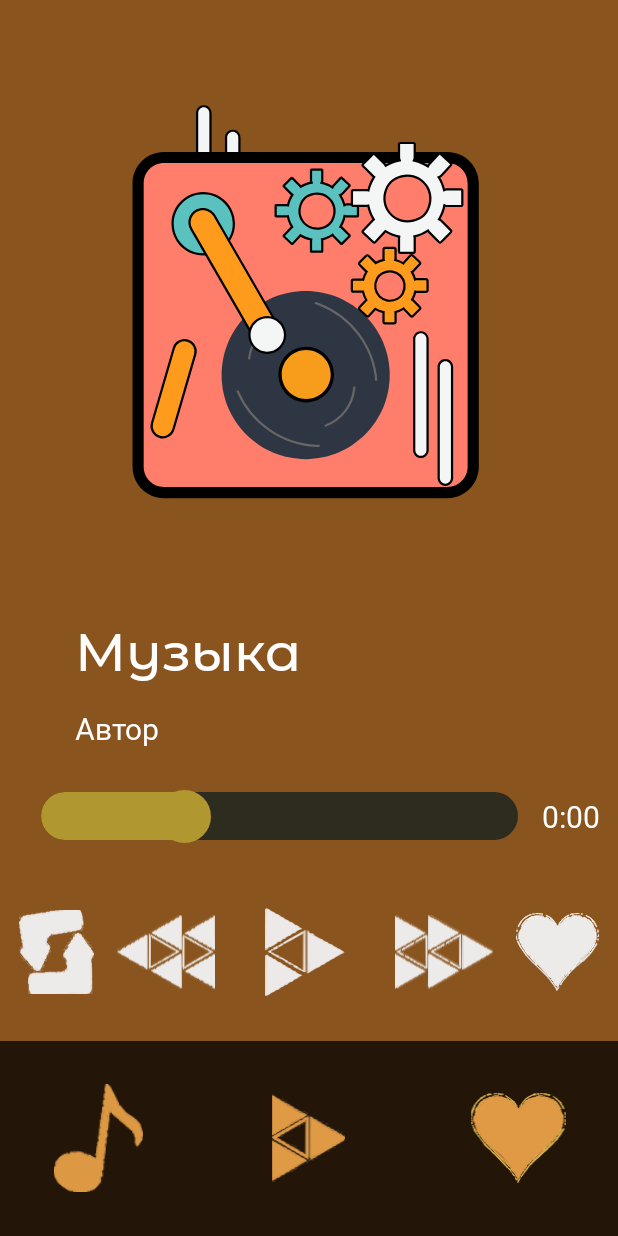
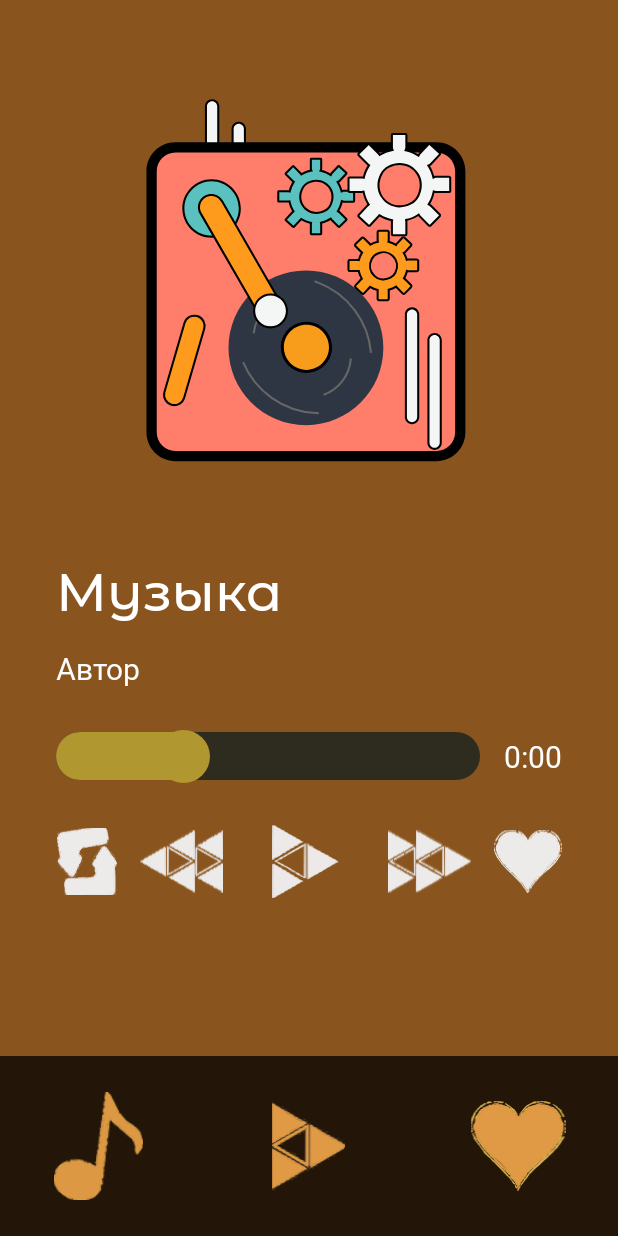
Before and after one commit to MaximLeonov821/Music_Player, an Android app: the screen it shows after launch (MainActivity), after a tap on "Музыка", on a phone screen of 412 x 824 dp. Run offline under Robolectric (Android 15) with nearby library versions, the phone set to English and light mode, and no system bars.

Commit message:
слайдер и счетчик проигрывания музыки добавлены в LinearLayout к музыке и автору; в MainActivity добавлено скрытие и показ нижней панели на телефоне для разных версий андроида

```diff
--- a/app/src/main/java/com/example/futurepast/MainActivity.kt
+++ b/app/src/main/java/com/example/futurepast/MainActivity.kt
@@ -5,6 +5,8 @@ import androidx.appcompat.app.AlertDialog
 import androidx.fragment.app.Fragment
 import androidx.appcompat.app.AppCompatActivity
 import android.view.View
+import android.view.WindowInsets
+import android.view.WindowInsetsController
 import android.view.animation.Animation
 import android.view.animation.AnimationUtils
 import androidx.activity.viewModels
@@ -23,6 +25,7 @@ class MainActivity : AppCompatActivity() {
         binding = ActivityMainBinding.inflate(layoutInflater)
         setContentView(binding.root)
 
+        hideNavigationBar()
         ThemeManager.loadTheme(this)
         applyCurrentTheme()
 
@@ -63,6 +66,23 @@ class MainActivity : AppCompatActivity() {
 
         binding.PlayPauseSwitcher.setOnClickListener {
             sharedPlayerViewModel.togglePlayPause(this)
+        }
+    }
+
+    private fun hideNavigationBar() {
+        if (android.os.Build.VERSION.SDK_INT >= android.os.Build.VERSION_CODES.R) {
+            window.insetsController?.let { controller ->
+                controller.hide(WindowInsets.Type.navigationBars())
+                controller.systemBarsBehavior = WindowInsetsController.BEHAVIOR_SHOW_TRANSIENT_BARS_BY_SWIPE
+            }
+        } else {
+            @Suppress("DEPRECATION")
+            window.decorView.systemUiVisibility = (
+                    View.SYSTEM_UI_FLAG_IMMERSIVE_STICKY
+                            or View.SYSTEM_UI_FLAG_LAYOUT_STABLE
+                            or View.SYSTEM_UI_FLAG_LAYOUT_HIDE_NAVIGATION
+                            or View.SYSTEM_UI_FLAG_HIDE_NAVIGATION
+                    )
         }
     }
 
--- a/app/src/main/res/layout/activity_main.xml
+++ b/app/src/main/res/layout/activity_main.xml
@@ -33,7 +33,7 @@
     <LinearLayout
         android:id="@+id/PopUpMusicPanel"
         android:layout_width="match_parent"
-        android:layout_height="90dp"
+        android:layout_height="80dp"
         android:alpha="0.74"
         android:background="@color/BackgroundBottom"
         android:gravity="center_vertical"
@@ -45,8 +45,8 @@
         <ImageButton
             android:id="@+id/PlayPauseSwitcher"
             style="@style/SmallImageButton"
-            android:layout_width="45dp"
-            android:layout_height="45dp"
+            android:layout_width="40dp"
+            android:layout_height="40dp"
             android:layout_marginStart="10dp"
             android:contentDescription="Продолжить музыку"
             android:src="@drawable/ic_play"
@@ -54,8 +54,8 @@
 
         <LinearLayout
             android:layout_width="200dp"
-            android:layout_height="100dp"
-            android:layout_marginStart="45dp"
+            android:layout_height="match_parent"
+            android:layout_marginStart="35dp"
             android:gravity="center_vertical"
             android:orientation="vertical">
 
@@ -80,8 +80,8 @@
         <ImageButton
             android:id="@+id/HurtBtn"
             style="@style/SmallImageButton"
-            android:layout_width="40dp"
-            android:layout_height="45dp"
+            android:layout_width="35dp"
+            android:layout_height="40dp"
             android:layout_marginStart="7dp"
             android:contentDescription="Добавить в избранное"
             android:src="@drawable/ic_heart"
@@ -90,8 +90,8 @@
         <ImageButton
             android:id="@+id/RewindRightBtn"
             style="@style/SmallImageButton"
-            android:layout_width="45dp"
-            android:layout_height="45dp"
+            android:layout_width="40dp"
+            android:layout_height="40dp"
             android:layout_marginStart="15dp"
             android:contentDescription="Переключить трек вперед"
             android:src="@drawable/ic_rewind_right"
@@ -111,7 +111,7 @@
     <LinearLayout
         android:id="@+id/linearLayout3"
         android:layout_width="match_parent"
-        android:layout_height="130dp"
+        android:layout_height="120dp"
         android:alpha="0.74"
         android:background="@color/BackgroundBottom"
         android:orientation="horizontal"
--- a/app/src/main/res/layout/fragment_player.xml
+++ b/app/src/main/res/layout/fragment_player.xml
@@ -20,7 +20,7 @@
         <FrameLayout
             android:id="@+id/imageFrameLayout"
             android:layout_width="380dp"
-            android:layout_height="380dp"
+            android:layout_height="350dp"
             android:layout_marginTop="20dp"
             app:layout_constraintEnd_toEndOf="parent"
             app:layout_constraintStart_toStartOf="parent"
@@ -49,10 +49,9 @@
             android:id="@+id/linearLayout"
             android:layout_width="match_parent"
             android:layout_height="wrap_content"
-            android:layout_marginHorizontal="50dp"
+            android:layout_marginHorizontal="37dp"
             android:orientation="vertical"
             app:layout_constraintEnd_toEndOf="parent"
-            app:layout_constraintHorizontal_bias="0.75"
             app:layout_constraintStart_toStartOf="parent"
             app:layout_constraintTop_toBottomOf="@+id/imageFrameLayout">
 
@@ -60,7 +59,6 @@
                 style="@style/TextAppearance.AppCompat.TextViewMusicStyle.Text1"
                 android:layout_width="match_parent"
                 android:layout_height="wrap_content"
-                android:layout_marginTop="10dp"
                 android:text="Музыка"
                 tools:ignore="HardcodedText" />
 
@@ -72,25 +70,21 @@
                 android:text="Автор"
                 tools:ignore="HardcodedText" />
 
-        </LinearLayout>
-
             <LinearLayout
                 android:id="@+id/sliderContainer"
                 android:layout_width="match_parent"
                 android:layout_height="50dp"
                 android:layout_marginTop="20dp"
-            android:gravity="center_horizontal|center_vertical"
-            android:orientation="horizontal"
-            app:layout_constraintEnd_toEndOf="parent"
-            app:layout_constraintStart_toStartOf="parent"
-            app:layout_constraintTop_toBottomOf="@+id/linearLayout">
+                android:gravity="center_vertical"
+                android:orientation="horizontal">
 
                 <SeekBar
                     android:id="@+id/musicSeekBar"
-                android:layout_width="350dp"
+                    android:layout_width="0dp"
                     android:layout_height="wrap_content"
                     android:max="100"
-                android:padding="0dp"
+                    android:layout_weight="1"
+                    android:paddingStart="0dp"
                     android:progress="30"
                     android:progressDrawable="@drawable/music_seekbar_progress"
                     android:splitTrack="false"
@@ -105,6 +99,10 @@
                     android:layout_height="wrap_content"
                     android:text="0:00"
                     tools:ignore="HardcodedText" />
+
+            </LinearLayout>
+
+
         </LinearLayout>
 
         <LinearLayout
@@ -112,18 +110,18 @@
             android:layout_width="wrap_content"
             android:layout_height="wrap_content"
             android:layout_marginHorizontal="15dp"
-            android:layout_marginTop="35dp"
+            android:layout_marginTop="20dp"
             android:gravity="center_horizontal"
             android:orientation="horizontal"
             app:layout_constraintEnd_toEndOf="parent"
             app:layout_constraintStart_toStartOf="parent"
-            app:layout_constraintTop_toBottomOf="@+id/sliderContainer">
+            app:layout_constraintTop_toBottomOf="@+id/linearLayout">
 
             <ImageButton
                 android:id="@+id/RefreshBtn"
                 style="@style/SmallImageButton"
-                android:layout_width="50dp"
-                android:layout_height="60dp"
+                android:layout_width="40dp"
+                android:layout_height="50dp"
                 android:contentDescription="Перемешать треки"
                 android:src="@drawable/ic_refresh"
                 tools:ignore="HardcodedText" />
@@ -131,8 +129,8 @@
             <ImageButton
                 android:id="@+id/RewindBackBtn"
                 style="@style/SmallImageButton"
-                android:layout_width="65dp"
-                android:layout_height="60dp"
+                android:layout_width="55dp"
+                android:layout_height="50dp"
                 android:layout_marginStart="15dp"
                 android:contentDescription="Переключить трек назад"
                 android:src="@drawable/ic_rewind_back"
@@ -141,8 +139,8 @@
             <ImageButton
                 android:id="@+id/PlayPauseSwitcher"
                 style="@style/SmallImageButton"
-                android:layout_width="60dp"
-                android:layout_height="60dp"
+                android:layout_width="50dp"
+                android:layout_height="50dp"
                 android:layout_marginHorizontal="30dp"
                 android:contentDescription="Продолжить музыку"
                 android:src="@drawable/ic_play"
@@ -151,8 +149,8 @@
             <ImageButton
                 android:id="@+id/RewindRightBtn"
                 style="@style/SmallImageButton"
-                android:layout_width="65dp"
-                android:layout_height="60dp"
+                android:layout_width="55dp"
+                android:layout_height="50dp"
                 android:layout_marginEnd="15dp"
                 android:contentDescription="Переключить трек вперед"
                 android:src="@drawable/ic_rewind_right"
@@ -161,8 +159,8 @@
             <ImageButton
                 android:id="@+id/HurtBtn"
                 style="@style/SmallImageButton"
-                android:layout_width="55dp"
-                android:layout_height="60dp"
+                android:layout_width="45dp"
+                android:layout_height="50dp"
                 android:contentDescription="Добавить в избранное"
                 android:src="@drawable/ic_heart"
                 tools:ignore="HardcodedText" />
```
Lines whose indentation alone changed are shown as unchanged.
